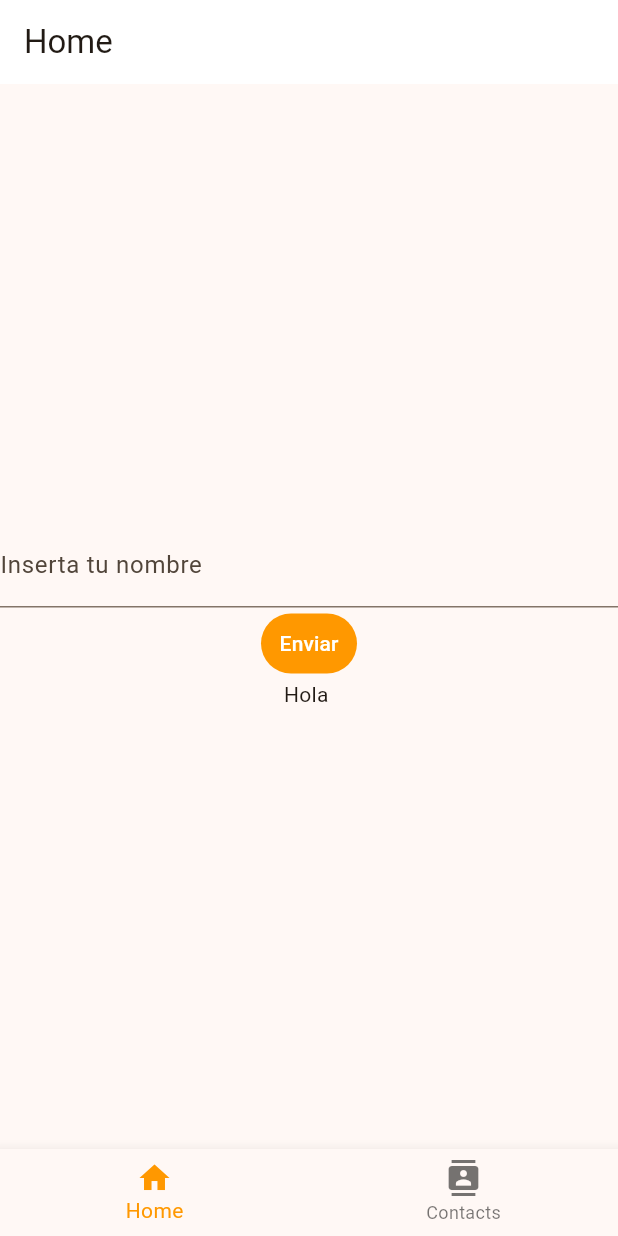
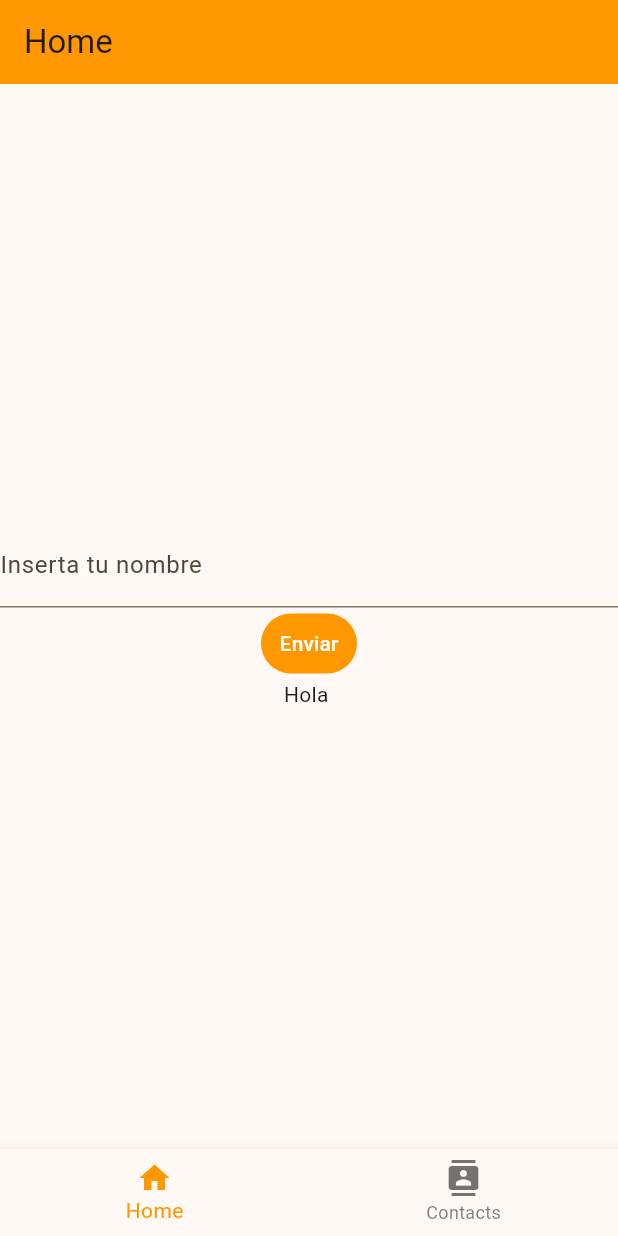
Before and after one commit to HiramZednem/HEYCAP-FLUTTER, a Flutter app: the screen it shows after launch, on a phone screen of 412 x 824 dp. Run offline on Flutter 3.47's test engine with Material 3 defaults, Android fonts, the phone set to English and light mode, and no system bars.

```diff
--- a/lib/screen/home.dart
+++ b/lib/screen/home.dart
@@ -8,23 +8,22 @@ class HomeScreen extends StatefulWidget {
 }
 
 class _HomeScreenState extends State<HomeScreen> {
-  String nombre = '';  // Aquí se almacena el estado del nombre
+  String nombre = ''; // Aquí se almacena el estado del nombre
 
-  final TextEditingController _controller = TextEditingController(); // Controlador para el TextField
+  final TextEditingController _controller =
+      TextEditingController(); // Controlador para el TextField
 
   @override
   Widget build(BuildContext context) {
     return Scaffold(
-      appBar: AppBar(
-        title: const Text('Home'),
-        backgroundColor: Theme.of(context).colorScheme.onPrimary,
-      ),
+      appBar: AppBar(title: const Text('Home'), backgroundColor: Colors.orange),
       body: Center(
         child: Column(
-          mainAxisAlignment: MainAxisAlignment.center, // Centra los elementos en la columna
+          mainAxisAlignment:
+              MainAxisAlignment.center, // Centra los elementos en la columna
           children: [
             TextField(
-              controller: _controller,  // Asocia el controlador al TextField
+              controller: _controller, // Asocia el controlador al TextField
               decoration: const InputDecoration(
                 labelText: 'Inserta tu nombre',
               ),
@@ -36,7 +35,8 @@ class _HomeScreenState extends State<HomeScreen> {
               ),
               onPressed: () {
                 setState(() {
-                  nombre = _controller.text;  // Actualiza el estado con el valor del TextField
+                  nombre = _controller
+                      .text; // Actualiza el estado con el valor del TextField
                 });
               },
               child: const Text('Enviar'),
```
